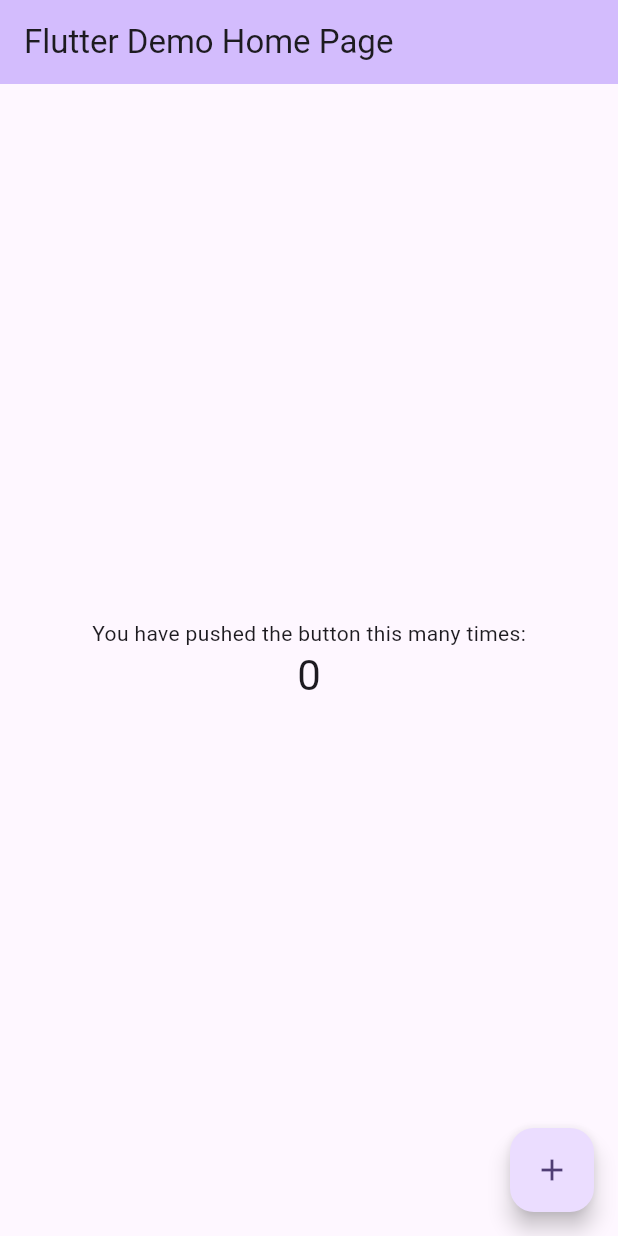
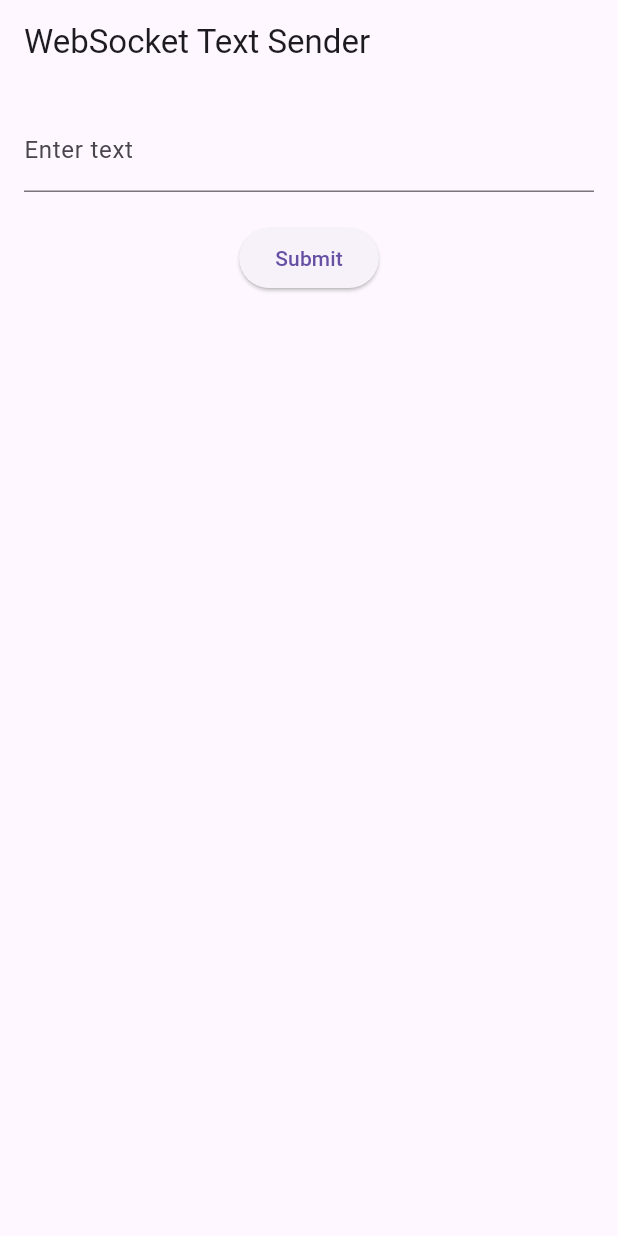
Before and after one commit to FarukErat/webrtc_client, a Flutter app: the screen it shows after launch, on a phone screen of 412 x 824 dp. Run offline on Flutter 3.47's test engine with Material 3 defaults, Android fonts, the phone set to English and light mode, and no system bars; network calls fail.

```diff
--- a/lib/main.dart
+++ b/lib/main.dart
@@ -1,125 +1,77 @@
+import 'dart:convert';
 import 'package:flutter/material.dart';
+import 'package:web_socket_channel/web_socket_channel.dart';
 
 void main() {
-  runApp(const MyApp());
+  runApp(MyApp());
 }
 
 class MyApp extends StatelessWidget {
-  const MyApp({super.key});
-
-  // This widget is the root of your application.
   @override
   Widget build(BuildContext context) {
     return MaterialApp(
-      title: 'Flutter Demo',
-      theme: ThemeData(
-        // This is the theme of your application.
-        //
-        // TRY THIS: Try running your application with "flutter run". You'll see
-        // the application has a purple toolbar. Then, without quitting the app,
-        // try changing the seedColor in the colorScheme below to Colors.green
-        // and then invoke "hot reload" (save your changes or press the "hot
-        // reload" button in a Flutter-supported IDE, or press "r" if you used
-        // the command line to start the app).
-        //
-        // Notice that the counter didn't reset back to zero; the application
-        // state is not lost during the reload. To reset the state, use hot
-        // restart instead.
-        //
-        // This works for code too, not just values: Most code changes can be
-        // tested with just a hot reload.
-        colorScheme: ColorScheme.fromSeed(seedColor: Colors.deepPurple),
-        useMaterial3: true,
-      ),
-      home: const MyHomePage(title: 'Flutter Demo Home Page'),
+      home: WebSocketExample(),
     );
   }
 }
 
-class MyHomePage extends StatefulWidget {
-  const MyHomePage({super.key, required this.title});
+class WebSocketExample extends StatefulWidget {
+  @override
+  _WebSocketExampleState createState() => _WebSocketExampleState();
+}
 
-  // This widget is the home page of your application. It is stateful, meaning
-  // that it has a State object (defined below) that contains fields that affect
-  // how it looks.
-
-  // This class is the configuration for the state. It holds the values (in this
-  // case the title) provided by the parent (in this case the App widget) and
-  // used by the build method of the State. Fields in a Widget subclass are
-  // always marked "final".
-
-  final String title;
+class _WebSocketExampleState extends State<WebSocketExample> {
+  final TextEditingController _controller = TextEditingController();
+  late WebSocketChannel _channel;
 
   @override
-  State<MyHomePage> createState() => _MyHomePageState();
-}
+  void initState() {
+    super.initState();
+    // Initialize the WebSocket connection
+    _channel = WebSocketChannel.connect(
+      Uri.parse('ws://localhost:8888'),
+    );
+  }
 
-class _MyHomePageState extends State<MyHomePage> {
-  int _counter = 0;
+  @override
+  void dispose() {
+    _controller.dispose();
+    _channel.sink.close();
+    super.dispose();
+  }
 
-  void _incrementCounter() {
-    setState(() {
-      // This call to setState tells the Flutter framework that something has
-      // changed in this State, which causes it to rerun the build method below
-      // so that the display can reflect the updated values. If we changed
-      // _counter without calling setState(), then the build method would not be
-      // called again, and so nothing would appear to happen.
-      _counter++;
-    });
+  void _sendMessage() {
+    if (_controller.text.isNotEmpty) {
+      // Send JSON message
+      final message = jsonEncode({"text": _controller.text});
+      _channel.sink.add(message);
+      print("Sent message: $message");
+      _controller.clear(); // Clear the input after sending
+    }
   }
 
   @override
   Widget build(BuildContext context) {
-    // This method is rerun every time setState is called, for instance as done
-    // by the _incrementCounter method above.
-    //
-    // The Flutter framework has been optimized to make rerunning build methods
-    // fast, so that you can just rebuild anything that needs updating rather
-    // than having to individually change instances of widgets.
     return Scaffold(
       appBar: AppBar(
-        // TRY THIS: Try changing the color here to a specific color (to
-        // Colors.amber, perhaps?) and trigger a hot reload to see the AppBar
-        // change color while the other colors stay the same.
-        backgroundColor: Theme.of(context).colorScheme.inversePrimary,
-        // Here we take the value from the MyHomePage object that was created by
-        // the App.build method, and use it to set our appbar title.
-        title: Text(widget.title),
+        title: Text("WebSocket Text Sender"),
       ),
-      body: Center(
-        // Center is a layout widget. It takes a single child and positions it
-        // in the middle of the parent.
+      body: Padding(
+        padding: EdgeInsets.all(16.0),
         child: Column(
-          // Column is also a layout widget. It takes a list of children and
-          // arranges them vertically. By default, it sizes itself to fit its
-          // children horizontally, and tries to be as tall as its parent.
-          //
-          // Column has various properties to control how it sizes itself and
-          // how it positions its children. Here we use mainAxisAlignment to
-          // center the children vertically; the main axis here is the vertical
-          // axis because Columns are vertical (the cross axis would be
-          // horizontal).
-          //
-          // TRY THIS: Invoke "debug painting" (choose the "Toggle Debug Paint"
-          // action in the IDE, or press "p" in the console), to see the
-          // wireframe for each widget.
-          mainAxisAlignment: MainAxisAlignment.center,
-          children: <Widget>[
-            const Text(
-              'You have pushed the button this many times:',
+          children: [
+            TextField(
+              controller: _controller,
+              decoration: InputDecoration(labelText: 'Enter text'),
             ),
-            Text(
-              '$_counter',
-              style: Theme.of(context).textTheme.headlineMedium,
+            SizedBox(height: 20),
+            ElevatedButton(
+              onPressed: _sendMessage,
+              child: Text('Submit'),
             ),
           ],
         ),
       ),
-      floatingActionButton: FloatingActionButton(
-        onPressed: _incrementCounter,
-        tooltip: 'Increment',
-        child: const Icon(Icons.add),
-      ), // This trailing comma makes auto-formatting nicer for build methods.
     );
   }
 }
--- a/pubspec.yaml
+++ b/pubspec.yaml
@@ -30,6 +30,9 @@ environment:
 dependencies:
   flutter:
     sdk: flutter
+  flutter_webrtc: ^0.12.1+hotfix.1
+  http: ^1.2.2
+  web_socket_channel: ^3.0.1
 
 
   # The following adds the Cupertino Icons font to your application.
```
Also changed, not shown: pubspec.lock, 6 other files.
